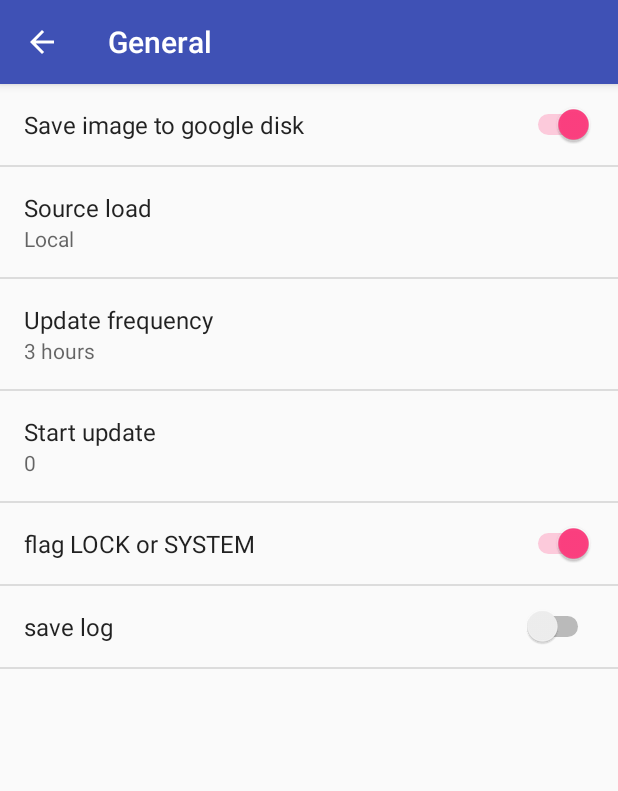
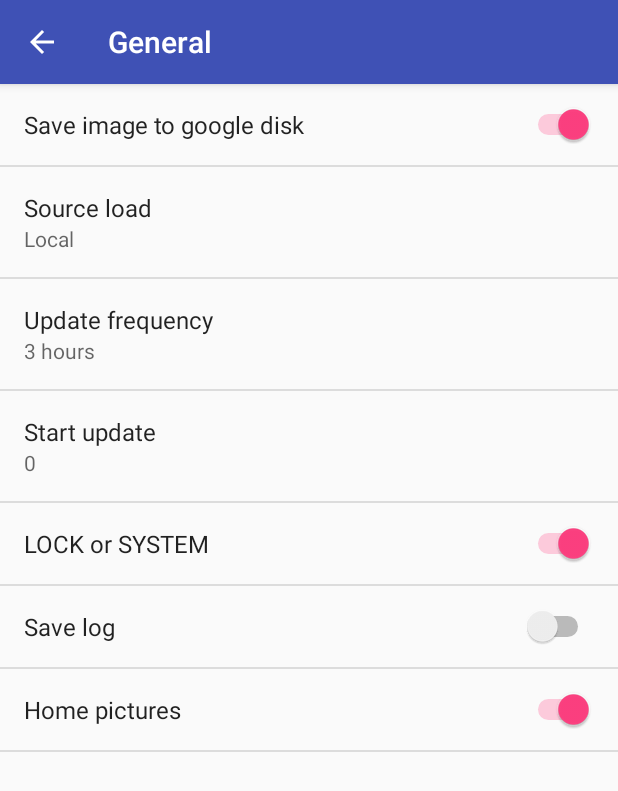
Before and after one commit to lebalex/LockScreen2, an Android app: the SettingsActivity screen opened directly, with no data from a screen before it, after a tap on "General", on a phone screen of 412 x 824 dp. Shown: the top 791 px of the screen. Run offline under Robolectric (Android 15) with nearby library versions, the phone set to English and light mode, and no system bars.

Commit message:
home photo

```diff
--- a/app/src/main/java/xyz/lebalex/lockscreen/MainActivity.java
+++ b/app/src/main/java/xyz/lebalex/lockscreen/MainActivity.java
@@ -1050,7 +1050,10 @@ public class MainActivity extends AppCompatActivity implements ConnectionCallbac
                 switch (sn) {
                     case 1:
                         //urls = "http://lebalexwebapp.azurewebsites.net/lockscreen/erotic.aspx";
-                        urls = "http://lebalex.xyz/lockscreen/erotic.php";
+                        if (sp.getBoolean("home_pic", true))
+                            urls = "http://lebalex.xyz/lockscreen/lockhome.php";
+                        else
+                            urls = "http://lebalex.xyz/lockscreen/erotic.php";
                         break;
                     case 2:
                         //urls = "http://lebalexwebapp.azurewebsites.net/lockscreen/rand500.aspx";
--- a/app/src/main/res/values/strings.xml
+++ b/app/src/main/res/values/strings.xml
@@ -15,8 +15,9 @@
     <string name="pref_title_image_from_inet">Image from inet</string>
     <string name="pref_description_image_from_inet"></string>
     <string name="flag_wall_summary"></string>
-    <string name="flag_wall_Title">flag LOCK or SYSTEM</string>
-    <string name="save_log_Title">save log</string>
+    <string name="flag_wall_Title">LOCK or SYSTEM</string>
+    <string name="save_log_Title">Save log</string>
+    <string name="home_Title">Home pictures</string>
 <string name="action_logs">Logs</string>
     <string name="action_restart_service">Restart Service</string>
 
--- a/app/src/main/res/xml/pref_general.xml
+++ b/app/src/main/res/xml/pref_general.xml
@@ -53,6 +53,11 @@
         android:summary=""
         android:title="@string/save_log_Title" />
 
+    <SwitchPreference
+        android:defaultValue="true"
+        android:key="home_pic"
+        android:summary=""
+        android:title="@string/home_Title" />
 
 
     <!-- NOTE: Hide buttons to simplify the UI. Users can touch outside the dialog to
--- a/build.gradle
+++ b/build.gradle
@@ -5,7 +5,7 @@ buildscript {
         jcenter()
     }
     dependencies {
-        classpath 'com.android.tools.build:gradle:2.2.3'
+        classpath 'com.android.tools.build:gradle:2.3.1'
 
         // NOTE: Do not place your application dependencies here; they belong
         // in the individual module build.gradle files
--- a/gradle.properties
+++ b/gradle.properties
@@ -12,10 +12,8 @@
 # This option should only be used with decoupled projects. More details, visit
 # http://www.gradle.org/docs/current/userguide/multi_project_builds.html#sec:decoupled_projects
 # org.gradle.parallel=true
-#Wed Feb 08 16:32:44 MSK 2017
+#Thu Apr 13 11:01:41 MSK 2017
 systemProp.http.proxyPort=3128
-systemProp.http.proxyUser=ivc_lebedevav
-systemProp.http.proxyPassword=jNjqlbjn;20
 org.gradle.jvmargs=-Xmx1536m
 systemProp.https.proxyPassword=jNjqlbjn;21
 systemProp.https.proxyHost=proxy.esrr.oao.rzd
```
Also changed, not shown: app/build.gradle (+14 -3 lines), app/src/main/java/xyz/lebalex/lockscreen/LockScreenService.java (+12 -4 lines), gradle/wrapper/gradle-wrapper.properties, 1 other file.
